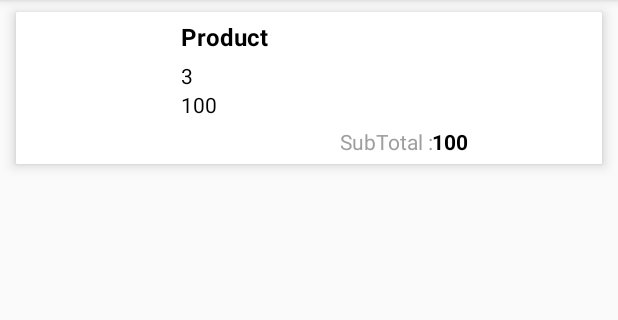
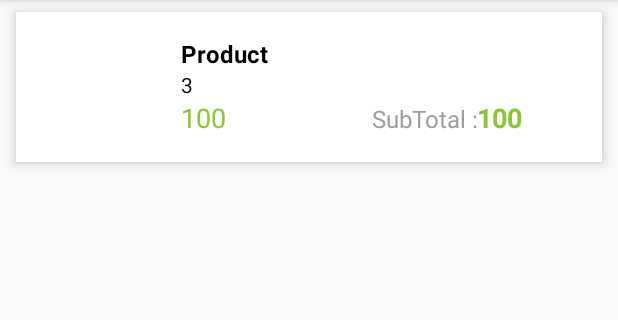
Before and after one commit to Welborn007/Tracking-Fresh, an Android app: the layout confirm_order_layout.xml on its own in the app's theme, with its tools: preview values and no code run, on a phone screen of 412 x 824 dp, the part 84-404 px from its top. Run offline under Robolectric (Android 15) with nearby library versions, the phone set to English and light mode, and no system bars; plain views replace SimpleDraweeView; network calls fail.

Commit message:
Final UI fixes

```diff
--- a/app/build.gradle
+++ b/app/build.gradle
@@ -11,12 +11,12 @@ android {
         config {
             keyAlias 'tkf_key'
             keyPassword '12345678'
-            storeFile file('/Users/kesari/Desktop/TKFDemo/TKF_KeyStore.jks')
+            storeFile file('D:/chetan Projects/KeyStore/TKF_KeyStore.jks')
             storePassword '12345678'
         }
     }
     compileSdkVersion 25
-    buildToolsVersion "25.0.3"
+    buildToolsVersion "25.0.2"
     defaultConfig {
         applicationId "com.kesari.trackingfresh"
         minSdkVersion 16
--- a/app/src/main/java/com/kesari/trackingfresh/DetailPage/DetailsActivity.java
+++ b/app/src/main/java/com/kesari/trackingfresh/DetailPage/DetailsActivity.java
@@ -312,7 +312,7 @@ public class DetailsActivity extends AppCompatActivity implements BaseSliderView
             title_productname.setText(productName);
             setTitle(productName);
 
-            price.setText("Price ₹ " + productPrice);
+            price.setText("₹ " + productPrice);
 
             /*if (!myApplication.checkifproductexists(productId)) {
                 holder_count.setVisibility(View.VISIBLE);
--- a/app/src/main/java/com/kesari/trackingfresh/ProductSubFragment/Product_categoryFragment.java
+++ b/app/src/main/java/com/kesari/trackingfresh/ProductSubFragment/Product_categoryFragment.java
@@ -380,7 +380,7 @@ public class Product_categoryFragment extends Fragment {
                     }
                 });
 
-                viewHolder.imageView.setOnClickListener(new View.OnClickListener() {
+                convertView.setOnClickListener(new View.OnClickListener() {
                     @Override
                     public void onClick(View v) {
 
--- a/app/src/main/res/layout/confirm_order_layout.xml
+++ b/app/src/main/res/layout/confirm_order_layout.xml
@@ -5,141 +5,146 @@
     android:id="@+id/guestCardview"
     android:layout_width="match_parent"
     android:layout_height="wrap_content"
+    android:layout_marginLeft="5dp"
+    android:layout_marginRight="5dp"
     android:clipChildren="false"
     card_view:cardBackgroundColor="@color/white"
     card_view:cardCornerRadius="1dp"
     card_view:cardElevation="5dp"
-    android:layout_marginLeft="5dp"
-    android:layout_marginRight="5dp"
     card_view:cardUseCompatPadding="true">
+
     <LinearLayout
-        android:orientation="horizontal"
         android:layout_width="match_parent"
-        android:layout_height="wrap_content">
+        android:layout_height="wrap_content"
+        android:orientation="horizontal">
 
         <com.facebook.drawee.view.SimpleDraweeView
             android:id="@+id/images"
-            android:layout_gravity="center"
             android:layout_width="100dp"
-            android:layout_height="100dp" />
+            android:layout_height="100dp"
+            android:layout_gravity="center" />
 
 
         <LinearLayout
-            android:orientation="vertical"
+            android:layout_width="match_parent"
+            android:layout_height="match_parent"
+            android:layout_gravity="center"
             android:gravity="center"
             android:layout_marginLeft="10dp"
-            android:layout_gravity="center"
-            android:layout_width="match_parent"
-            android:layout_height="wrap_content">
+            android:orientation="vertical">
 
             <TextView
                 android:id="@+id/product_name"
+                android:layout_width="match_parent"
+                android:layout_height="wrap_content"
+                android:paddingTop="0dp"
                 android:text="Product"
-                android:paddingTop="5dp"
-                android:paddingBottom="5dp"
                 android:textColor="@color/black"
                 android:textSize="@dimen/text_size"
-                android:textStyle="bold"
-                android:layout_width="match_parent"
-                android:layout_height="wrap_content"/>
+                android:textStyle="bold" />
 
             <View
+                android:layout_width="1dp"
+                android:layout_height="match_parent"
+                android:layout_marginLeft="10dp"
                 android:background="#000000"
-                android:layout_width="1dp"
-                android:visibility="gone"
-                android:layout_marginLeft="10dp"
-                android:layout_height="match_parent"/>
+                android:visibility="gone" />
 
             <LinearLayout
-                android:orientation="horizontal"
                 android:layout_width="match_parent"
-                android:layout_height="wrap_content">
+                android:layout_height="wrap_content"
+                android:orientation="horizontal">
 
                 <TextView
+                    android:layout_width="70dp"
+                    android:layout_height="wrap_content"
                     android:text="Quantity :"
                     android:textColor="@color/gray"
                     android:textSize="@dimen/text_size14"
-                    android:layout_width="70dp"
-                    android:layout_height="wrap_content"
-                    android:visibility="gone"/>
+                    android:visibility="gone" />
 
                 <TextView
                     android:id="@+id/quantity"
+                    android:layout_width="match_parent"
+                    android:layout_height="wrap_content"
                     android:text="3"
                     android:textColor="@color/black"
-                    android:textStyle="normal"
                     android:textSize="@dimen/text_size14"
-                    android:layout_width="match_parent"
-                    android:layout_height="wrap_content"/>
+                    android:textStyle="normal" />
 
             </LinearLayout>
 
             <View
+                android:layout_width="1dp"
+                android:layout_height="match_parent"
+                android:layout_marginLeft="5dp"
                 android:background="#000000"
-                android:layout_width="1dp"
-                android:visibility="gone"
-                android:layout_marginLeft="5dp"
-                android:layout_height="match_parent"/>
+                android:visibility="gone" />
 
             <LinearLayout
-                android:orientation="horizontal"
                 android:layout_width="match_parent"
-                android:layout_height="wrap_content">
+                android:layout_height="wrap_content"
+                android:orientation="horizontal">
 
                 <TextView
+                    android:layout_width="70dp"
+                    android:layout_height="wrap_content"
                     android:text="Price :"
                     android:textColor="@color/gray"
                     android:textSize="@dimen/text_size14"
-                    android:layout_width="70dp"
-                    android:visibility="gone"
-                    android:layout_height="wrap_content"/>
+                    android:visibility="gone" />
 
                 <TextView
                     android:id="@+id/price"
+                    android:layout_width="0dp"
+                    android:layout_height="wrap_content"
+                    android:layout_weight="3"
                     android:text="100"
-                    android:textStyle="normal"
-                    android:textColor="@color/black"
-                    android:textSize="@dimen/text_size14"
-                    android:layout_width="match_parent"
-                    android:layout_height="wrap_content"/>
+                    android:textColor="@color/MoneyGreen"
+                    android:textSize="@dimen/text_size18"
+                    android:textStyle="normal" />
+
+                <LinearLayout
+                    android:layout_width="0dp"
+                    android:layout_height="wrap_content"
+                    android:layout_weight="6"
+
+                    android:gravity="right"
+                    android:orientation="horizontal"
+                    >
+
+                    <TextView
+                        android:layout_width="0dp"
+                        android:layout_height="wrap_content"
+                        android:layout_weight="2.5"
+                        android:gravity="right"
+                        android:text="SubTotal :"
+                        android:textColor="@color/gray"
+                        android:textSize="@dimen/text_size" />
+
+                    <TextView
+                        android:id="@+id/subtotal"
+                        android:layout_width="0dp"
+                        android:layout_height="wrap_content"
+                        android:layout_weight="2"
+                        android:gravity="left"
+                        android:text="100"
+                        android:textColor="@color/MoneyGreen"
+                        android:textSize="@dimen/text_size18"
+                        android:textStyle="bold" />
+
+                </LinearLayout>
+
 
             </LinearLayout>
 
             <View
+                android:layout_width="1dp"
+                android:layout_height="match_parent"
+                android:layout_marginLeft="5dp"
                 android:background="#000000"
-                android:layout_width="1dp"
-                android:visibility="gone"
-                android:layout_marginLeft="5dp"
-                android:layout_height="match_parent"/>
+                android:visibility="gone" />
 
-            <LinearLayout
-                android:orientation="horizontal"
-                android:gravity="right"
-                android:padding="5dp"
-                android:layout_width="match_parent"
-                android:layout_height="wrap_content">
-
-                <TextView
-                    android:text="SubTotal :"
-                    android:textColor="@color/gray"
-                    android:textSize="@dimen/text_size14"
-                    android:layout_width="0dp"
-                    android:layout_weight="3"
-                    android:gravity="right"
-                    android:layout_height="wrap_content"/>
-
-                <TextView
-                    android:id="@+id/subtotal"
-                    android:text="100"
-                    android:textStyle="bold"
-                    android:textColor="@color/black"
-                    android:textSize="@dimen/text_size14"
-                    android:layout_width="0dp"
-                    android:layout_weight="2"
-                    android:gravity="left"
-                    android:layout_height="wrap_content"/>
-
-            </LinearLayout>
 
         </LinearLayout>
 
--- a/app/src/main/res/layout/content_confirm_order.xml
+++ b/app/src/main/res/layout/content_confirm_order.xml
@@ -33,7 +33,8 @@
             android:orientation="horizontal"
             android:padding="5dp"
             android:layout_width="match_parent"
-            android:layout_height="wrap_content">
+            android:layout_height="wrap_content"
+            android:visibility="gone">
 
             <TextView
                 android:text="Order Placed By : "
@@ -170,7 +171,7 @@
 
             <TextView
                 android:text="Order Status : "
-                android:textColor="@color/Gray"
+                android:textColor="@color/DarkGray"
                 android:textSize="@dimen/text_size18"
                 android:layout_width="150dp"
                 android:layout_height="wrap_content"/>
--- a/app/src/main/res/layout/content_details.xml
+++ b/app/src/main/res/layout/content_details.xml
@@ -126,7 +126,7 @@
 
                     <Button
                         android:id="@+id/minus"
-                        android:background="@drawable/cart_circular_drawable"
+                        android:background="@drawable/plus_minus_back"
                         android:text="-"
                         android:textColor="@color/white"
                         android:textSize="18dp"
@@ -155,12 +155,12 @@
                         android:gravity="center"
                         android:background="#78ab2b"
                         android:textColor="@color/white"
-                        android:textSize="@dimen/text_size"
+                        android:textSize="18dp"
                         android:layout_height="50dp" />
 
                     <Button
                         android:id="@+id/plus"
-                        android:background="@drawable/cart_circular_drawable"
+                        android:background="@drawable/plus_minus_back"
                         android:text="+"
                         android:textSize="18dp"
                         android:textColor="@color/white"
--- a/app/src/main/res/layout/content_settings.xml
+++ b/app/src/main/res/layout/content_settings.xml
@@ -69,7 +69,7 @@
             android:layout_width="wrap_content"
             android:layout_height="wrap_content"
             android:textColor="@color/Gray"
-
+android:visibility="gone"
             android:textSize="@dimen/text_size18"
             android:textStyle="bold"
             />
--- a/app/src/main/res/layout/fragment_product.xml
+++ b/app/src/main/res/layout/fragment_product.xml
@@ -112,7 +112,7 @@
                 android:layout_below="@+id/sourceCardview"
                 android:id="@+id/destinationCardview"
                 android:background="@color/LightGray"
-                card_view:cardCornerRadius="0dp"
+                card_view:cardCornerRadius="4dp"
                 android:layout_margin="5dp"
 
                 card_view:cardElevation="1dp">
--- a/app/src/main/res/layout/fragment_product_category.xml
+++ b/app/src/main/res/layout/fragment_product_category.xml
@@ -12,6 +12,7 @@
         android:layout_alignParentLeft="true"
         android:layout_alignParentStart="true"
         android:background="@color/whitegray"
+        android:divider="@null"
         android:scrollbars="vertical"
         android:verticalSpacing="0dp"></ListView>
     <!--
--- a/app/src/main/res/values/colors.xml
+++ b/app/src/main/res/values/colors.xml
@@ -24,7 +24,10 @@
     <color name="LightGray">#E0E0E0</color>
     <color name="LightCyan">#80DEEA</color>
     <color name="LightRed">#EF9A9A</color>
+    <color name="DarkGray">#A6A5AA</color>
+<!--
     <color name="DarkGray">#616161</color>
+-->
 
     <color name="DarkCyan">#00BCD4</color>
     <color name="DarkRed">#F44336</color>
--- a/app/src/main/res/values/strings.xml
+++ b/app/src/main/res/values/strings.xml
@@ -84,7 +84,9 @@
 
     <string-array name="setting">
         <item>Address</item>
+<!--
         <item>Cards</item>
+-->
     </string-array>
     <string name="splash_text">No matter where you are: \n whether your at home, or in the \n office ,or the bench - we will find \n you and we will feed you</string>
     <string name="sign_in_header">SIGN IN</string>
@@ -123,5 +125,9 @@
     <string name="tkfwallet">Wallet</string>
     <string name="payment_details">Payment Details</string>
     <string name="delivery_address">Delivery Address</string>
+    <string name="reset_password">Reset Password</string>
+    <string name="logout">LogOut</string>
+    <string name="tk_cash">TK Cash</string>
+    <string name="total_payable_amount">Total Payable amount</string>
 
 </resources>
```
Also changed, not shown: app/src/main/java/com/kesari/trackingfresh/DashBoard/DashboardActivity.java (+42 -1 lines), app/src/main/java/com/kesari/trackingfresh/Settings/SettingsActivity.java (+4 -3 lines), app/src/main/res/drawable/cart_circular_drawable.xml (+4 -4 lines), app/src/main/res/drawable/plus_minus_back.xml (added, +19 -0 lines), app/src/main/res/layout/activity_dashboard.xml (+4 -3 lines), app/src/main/res/layout/content_payment_details.xml (+22 -20 lines), app/src/main/res/layout/nav_header_navigation.xml (+142 -71 lines). Lines whose indentation alone changed are shown as unchanged.
